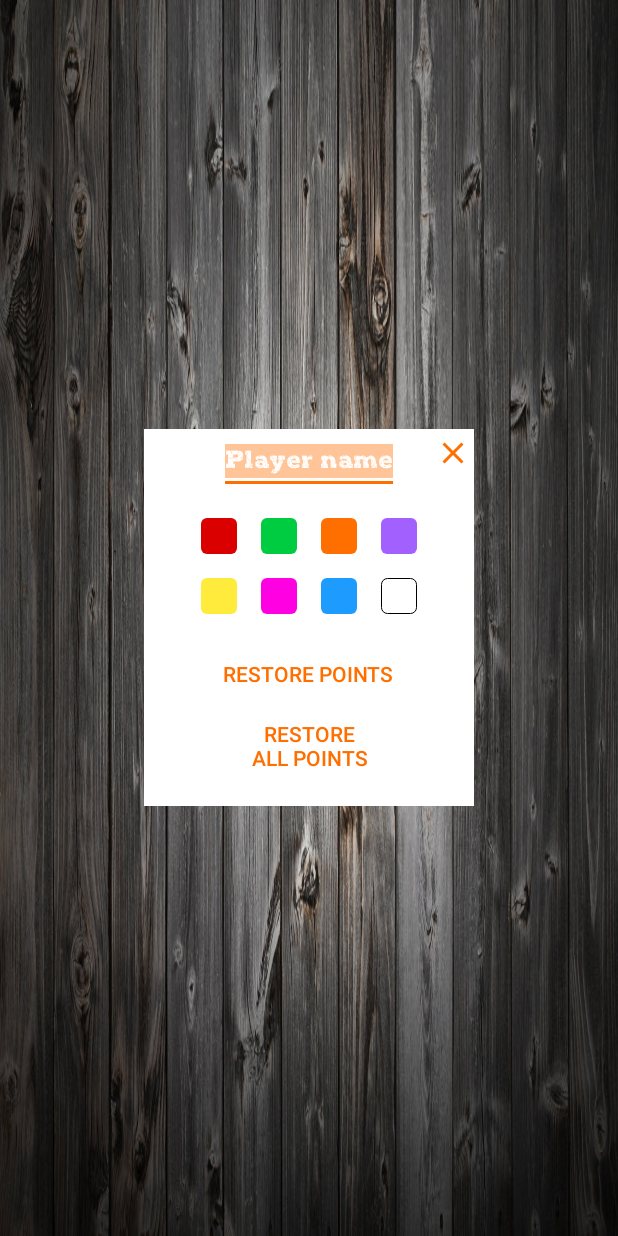
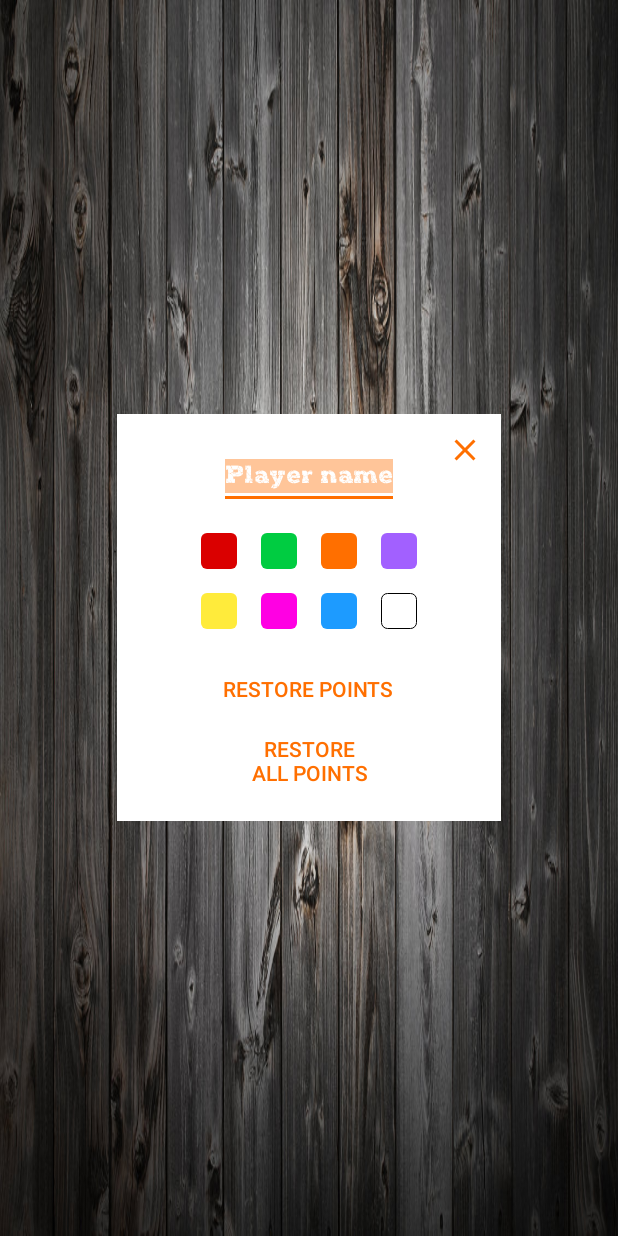
Before and after one commit to ernestovega/PointScorer, an Android app: the layout game_player_settings_dialog_fragment.xml on its own in the app's theme, with its tools: preview values and no code run, on a phone screen of 412 x 824 dp. Run offline under Robolectric (Android 15) with nearby library versions, the phone set to English and light mode, and no system bars.

Commit message:
fixed button position

```diff
--- a/app/src/main/res/layout/game_player_settings_dialog_fragment.xml
+++ b/app/src/main/res/layout/game_player_settings_dialog_fragment.xml
@@ -1,6 +1,6 @@
 <?xml version="1.0" encoding="utf-8"?>
 
-<LinearLayout xmlns:android="http://schemas.android.com/apk/res/android"
+<androidx.constraintlayout.widget.ConstraintLayout xmlns:android="http://schemas.android.com/apk/res/android"
     xmlns:app="http://schemas.android.com/apk/res-auto"
     xmlns:tools="http://schemas.android.com/tools"
     android:layout_width="wrap_content"
@@ -11,16 +11,17 @@
     android:orientation="vertical">
 
     <LinearLayout
+        android:id="@+id/llSettingsMenuFieldsContainer"
         android:layout_width="wrap_content"
         android:layout_height="wrap_content"
-        android:layout_marginStart="20dp"
-        android:orientation="horizontal">
-
-        <LinearLayout
-            android:layout_width="wrap_content"
-            android:layout_height="wrap_content"
+        android:layout_marginStart="48dp"
+        android:layout_marginTop="20dp"
+        android:layout_marginEnd="48dp"
         android:gravity="center_horizontal"
-            android:orientation="vertical">
+        android:orientation="vertical"
+        app:layout_constraintEnd_toEndOf="parent"
+        app:layout_constraintStart_toStartOf="parent"
+        app:layout_constraintTop_toTopOf="parent">
 
         <androidx.appcompat.widget.AppCompatEditText
             android:id="@+id/etSettingsMenuName"
@@ -107,12 +108,13 @@
         android:layout_width="32dp"
         android:layout_height="32dp"
         android:layout_marginEnd="8dp"
+        android:layout_marginTop="8dp"
         android:background="@color/white"
         android:contentDescription="@string/close"
         android:src="@drawable/ic_close"
-            app:tint="@color/colorAccent" />
-
-    </LinearLayout>
+        app:tint="@color/colorAccent"
+        app:layout_constraintEnd_toEndOf="parent"
+        app:layout_constraintTop_toTopOf="parent" />
 
     <LinearLayout
         android:id="@+id/llSettingsMenuMediumRectangleAdContainer"
@@ -121,6 +123,10 @@
         android:layout_marginTop="8dp"
         android:gravity="center"
         android:orientation="vertical"
-        android:visibility="gone" />
+        android:visibility="gone"
+        app:layout_constraintStart_toStartOf="parent"
+        app:layout_constraintEnd_toEndOf="parent"
+        app:layout_constraintBottom_toBottomOf="parent"
+        app:layout_constraintTop_toBottomOf="@+id/llSettingsMenuFieldsContainer" />
 
-</LinearLayout>
+</androidx.constraintlayout.widget.ConstraintLayout>
```
Lines whose indentation alone changed are shown as unchanged.
